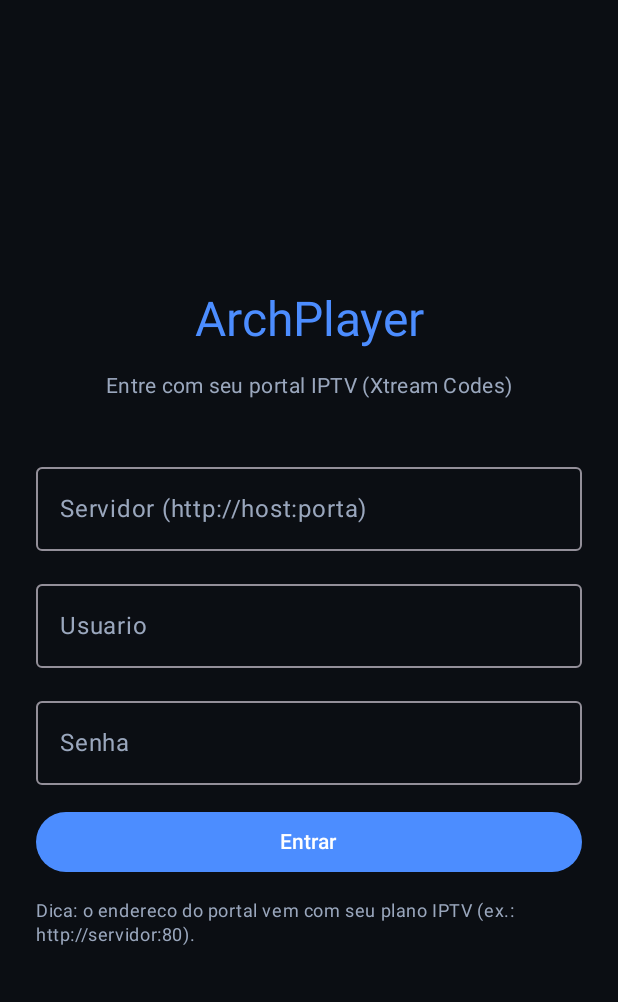
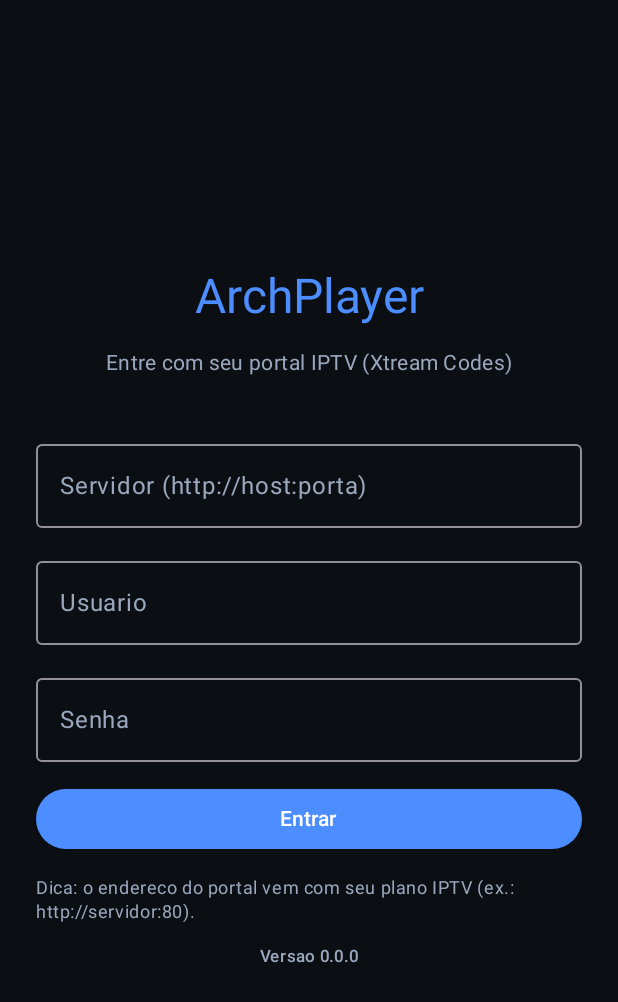
Before and after one commit to Astaroth0c/archplayer, an Android app built with Jetpack Compose: the screen it shows after launch (MainActivity), on a phone screen of 412 x 824 dp. Shown: the top 1002 px of the screen. Run offline under Robolectric (Android 15) with nearby library versions, the phone set to English and light mode, and no system bars.

Commit message:
Diagnostico: erros de conexao especificos no login, versao visivel e orientacao de reinstalacao no update

```diff
--- a/androidApp/build.gradle.kts
+++ b/androidApp/build.gradle.kts
@@ -12,8 +12,8 @@ android {
         applicationId = "br.archplayer"
         minSdk = 24
         targetSdk = 35
-        versionCode = 6
-        versionName = "1.2.3"
+        versionCode = 7
+        versionName = "1.2.4"
     }
 
     signingConfigs {
--- a/androidApp/src/main/kotlin/br/archplayer/android/LoginScreen.kt
+++ b/androidApp/src/main/kotlin/br/archplayer/android/LoginScreen.kt
@@ -41,6 +41,7 @@ fun LoginScreen(
     initialUser: String,
     error: String,
     loading: Boolean,
+    version: String,
     onLogin: (String, String, String) -> Unit
 ) {
     var host by remember { mutableStateOf(initialHost) }
@@ -123,6 +124,11 @@ fun LoginScreen(
                 style = MaterialTheme.typography.bodySmall,
                 color = MaterialTheme.colorScheme.onSurfaceVariant
             )
+            Text(
+                "Versao $version",
+                style = MaterialTheme.typography.labelSmall,
+                color = MaterialTheme.colorScheme.onSurfaceVariant
+            )
         }
     }
 }
--- a/androidApp/src/main/kotlin/br/archplayer/android/UpdateManager.kt
+++ b/androidApp/src/main/kotlin/br/archplayer/android/UpdateManager.kt
@@ -55,7 +55,7 @@ object UpdateManager {
                 activity.runOnUiThread {
                     AlertDialog.Builder(activity)
                         .setTitle("Nova versao $latest")
-                        .setMessage("Voce esta usando $current. Instalar a atualizacao?")
+                        .setMessage("Voce esta usando $current. Instalar a atualizacao?\n\nSe aparecer 'App nao instalado' ou 'conflito de pacotes', desinstale o ArchPlayer antigo antes de instalar.")
                         .setPositiveButton("Atualizar agora") { _, _ -> install(activity, apkFile) }
                         .setNegativeButton("Depois", null)
                         .show()
--- a/desktop/build.gradle.kts
+++ b/desktop/build.gradle.kts
@@ -26,7 +26,7 @@ compose.desktop {
         nativeDistributions {
             targetFormats(TargetFormat.Deb, TargetFormat.Rpm, TargetFormat.Exe, TargetFormat.Msi)
             packageName = "ArchPlayer"
-            packageVersion = "1.2.3"
+            packageVersion = "1.2.4"
             modules("java.naming", "java.management")
         }
     }
```
Also changed, not shown: androidApp/src/main/kotlin/br/archplayer/android/ArchPlayerApp.kt (+10 -0 lines), 1 other file.
